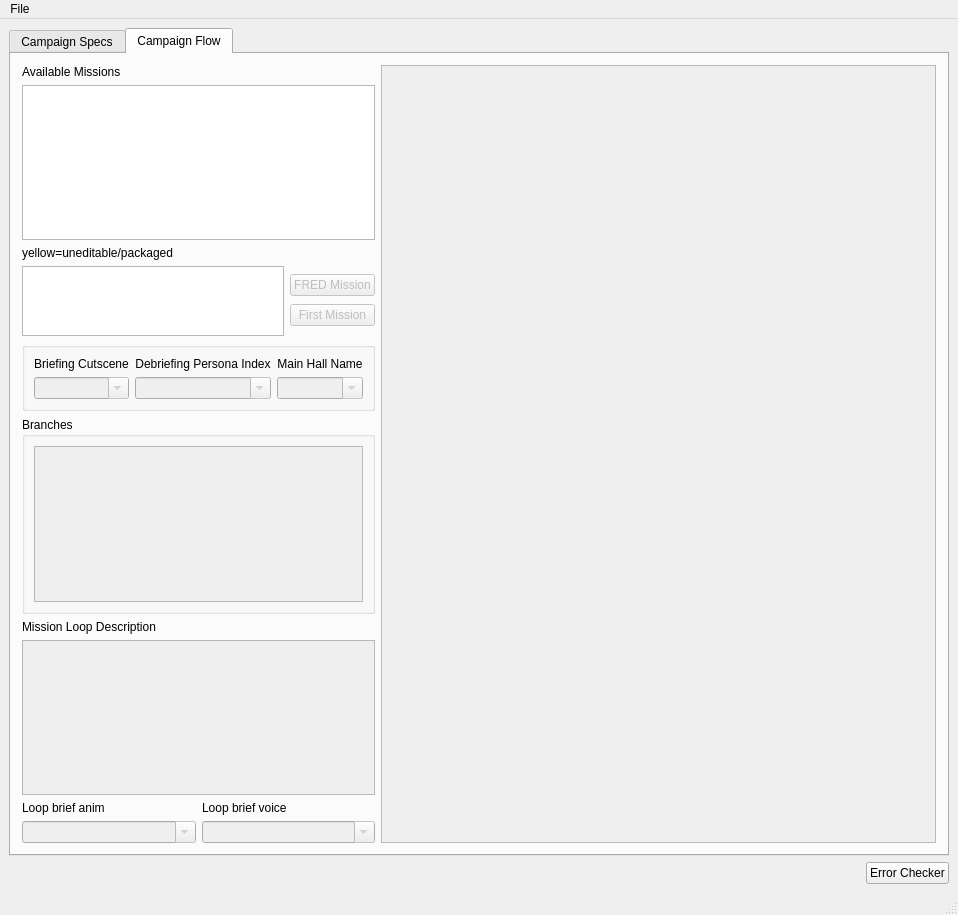
This is qtfred/ui/CampaignEditorDialog.ui in scp-fs2open/fs2open.github.com as Qt 5 draws it before an edit. The edited form follows.
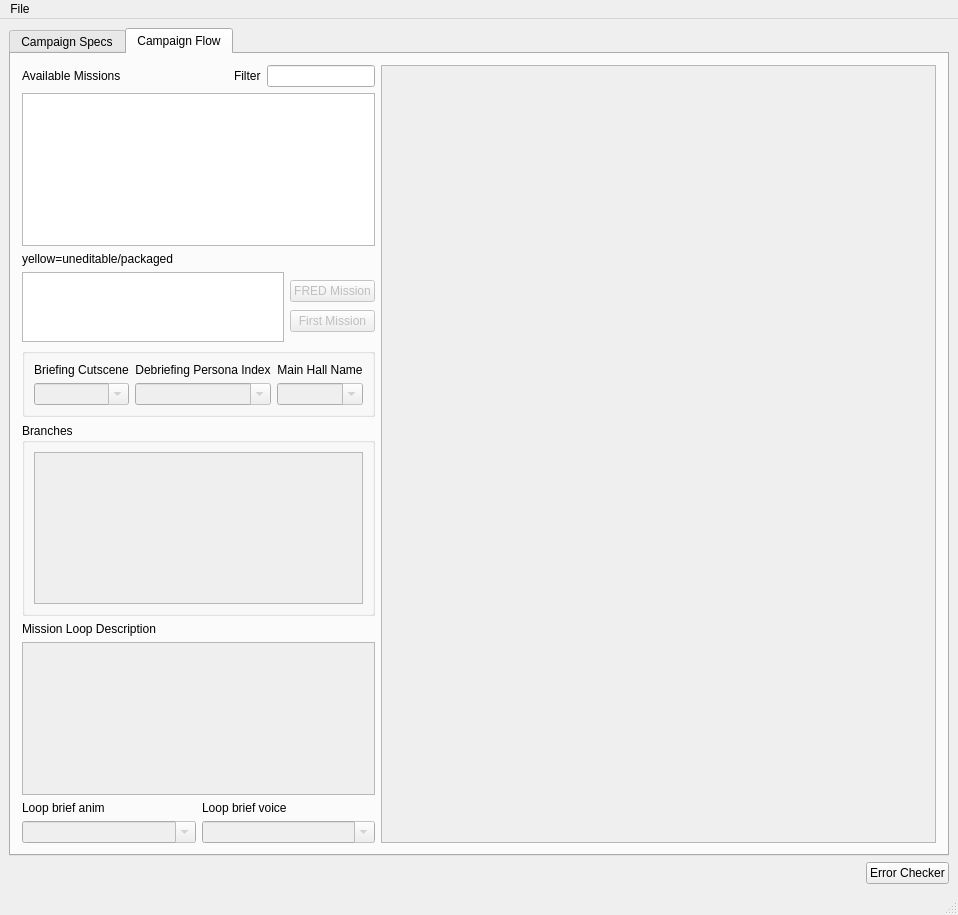
This is the edited form. Custom widgets are drawn as their Qt base class.

Diff of the .ui file:
```diff
--- a/qtfred/ui/CampaignEditorDialog.ui
+++ b/qtfred/ui/CampaignEditorDialog.ui
@@ -148,6 +148,8 @@
         <item>
          <layout class="QVBoxLayout" name="editorControls" stretch="0,0,0,0,0,0,0,0,0">
           <item>
+           <layout class="QHBoxLayout" name="availableMissionsLayout">
+            <item>
            <widget class="QLabel" name="availableMissionsLabel">
             <property name="text">
              <string>Available Missions</string>
@@ -155,6 +157,31 @@
            </widget>
           </item>
           <item>
+             <spacer name="availableMissionsSpacer">
+              <property name="orientation">
+               <enum>Qt::Horizontal</enum>
+              </property>
+              <property name="sizeHint" stdset="0">
+               <size>
+                <width>40</width>
+                <height>20</height>
+               </size>
+              </property>
+             </spacer>
+            </item>
+            <item>
+             <widget class="QLabel" name="availableMissionsFilterLabel">
+              <property name="text">
+               <string>Filter</string>
+              </property>
+             </widget>
+            </item>
+            <item>
+             <widget class="QLineEdit" name="availableMissionsFilterLineEdit"/>
+            </item>
+           </layout>
+          </item>
+          <item>
            <widget class="QListView" name="availableMissionsListView">
             <property name="sizePolicy">
              <sizepolicy hsizetype="MinimumExpanding" vsizetype="Maximum">
@@ -168,6 +195,9 @@
             <property name="toolTip">
              <string/>
             </property>
+            <property name="styleSheet">
+             <string notr="true"/>
+            </property>
             <property name="autoScrollMargin">
              <number>16</number>
             </property>
@@ -186,6 +216,12 @@
             <property name="spacing">
              <number>0</number>
             </property>
+            <property name="gridSize">
+             <size>
+              <width>0</width>
+              <height>0</height>
+             </size>
+            </property>
             <property name="viewMode">
              <enum>QListView::IconMode</enum>
             </property>
```
Lines whose indentation alone changed are shown as unchanged.
